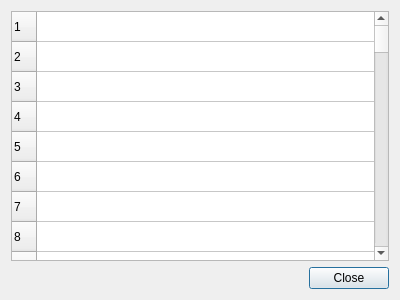
First picture: the form in ComBombGui/fileclipboarddialog.ui, repository cdesjardins/ComBomb, before the edit.
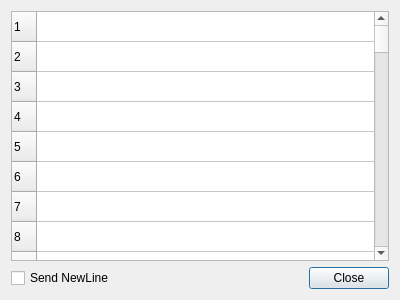
Second picture: the form after the edit.

Commit message: Add send new line

Patch:
```diff
--- a/ComBombGui/fileclipboarddialog.ui
+++ b/ComBombGui/fileclipboarddialog.ui
@@ -14,17 +14,7 @@
    <string>Dialog</string>
   </property>
   <layout class="QGridLayout" name="gridLayout">
-   <item row="2" column="0">
-    <widget class="QDialogButtonBox" name="buttonBox">
-     <property name="orientation">
-      <enum>Qt::Horizontal</enum>
-     </property>
-     <property name="standardButtons">
-      <set>QDialogButtonBox::Close</set>
-     </property>
-    </widget>
-   </item>
-   <item row="0" column="0">
+   <item row="0" column="0" colspan="2">
     <widget class="QTableWidget" name="fileClipboardTable">
      <property name="rowCount">
       <number>256</number>
@@ -303,6 +293,23 @@
      <column/>
     </widget>
    </item>
+   <item row="1" column="0">
+    <widget class="QCheckBox" name="newLineCheckBox">
+     <property name="text">
+      <string>Send NewLine</string>
+     </property>
+    </widget>
+   </item>
+   <item row="1" column="1">
+    <widget class="QDialogButtonBox" name="buttonBox">
+     <property name="orientation">
+      <enum>Qt::Horizontal</enum>
+     </property>
+     <property name="standardButtons">
+      <set>QDialogButtonBox::Close</set>
+     </property>
+    </widget>
+   </item>
   </layout>
  </widget>
  <resources/>
```
The commit also changes 1 other file.
